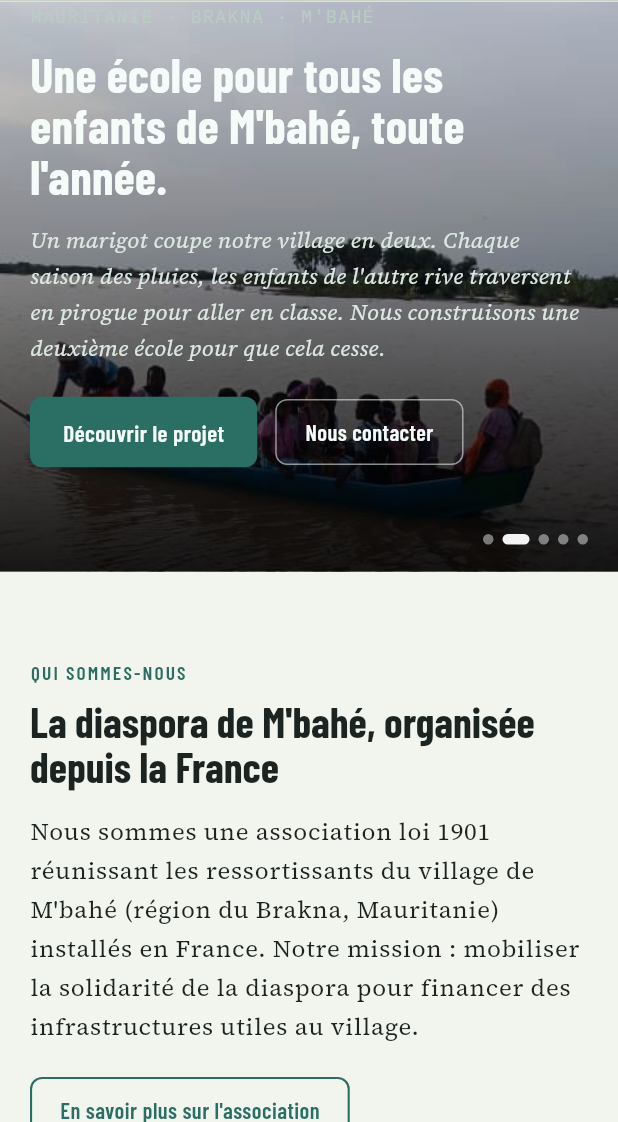
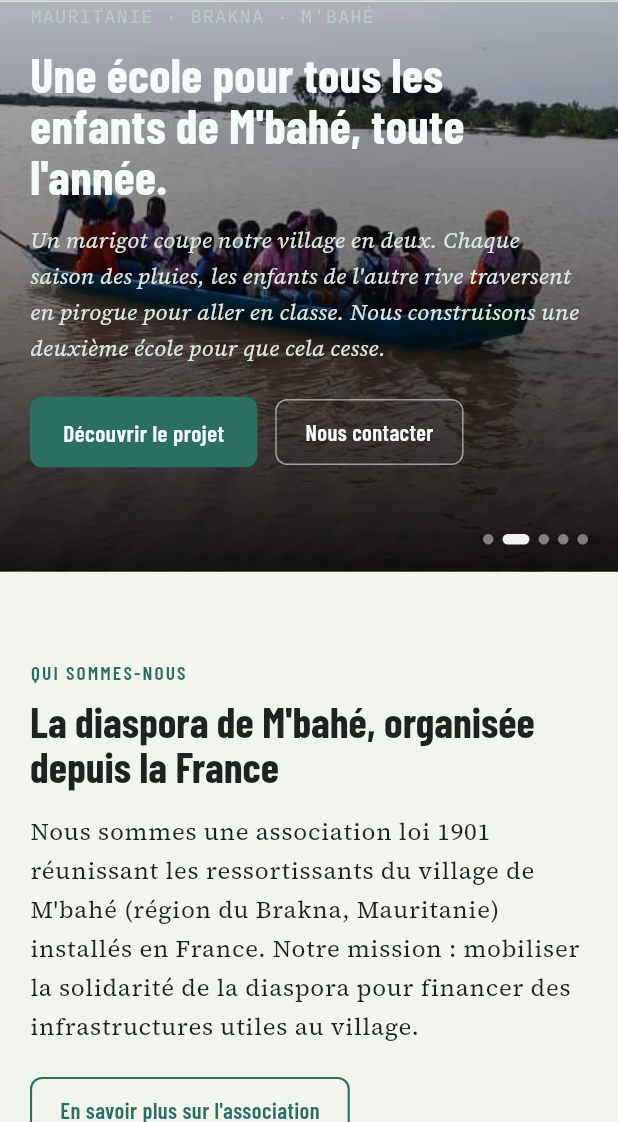
Before and after one commit to kawkumputer/ardm-site, a Flutter app: the screen it shows after launch, on a phone screen of 412 x 824 dp, the part 114-1236 px from its top. Run offline on Flutter 3.47's test engine with Material 3 defaults, Android fonts, the phone set to English and light mode, and no system bars; our stand-ins replace go_router, google_fonts.

Commit message:
Affine le cadrage des photos de pirogue dans le slider
Les valeurs precedentes (topCenter puis -0.4) ne fonctionnaient pas
sur la bannière tres large de l'accueil car le crop est plus severe
que sur les vignettes plus petites. Valeurs calculees par photo a
partir de la position reelle de la pirogue dans chaque image.

Co-Authored-By: Claude Sonnet 5 <noreply@anthropic.com>

```diff
--- a/lib/data/projects_data.dart
+++ b/lib/data/projects_data.dart
@@ -32,17 +32,17 @@ final List<Project> projects = [
       GalleryPhoto(
         asset: 'assets/images/pirogue-ecoliers.jpg',
         caption: 'La traversée quotidienne en pirogue pendant la saison des pluies.',
-        alignment: Alignment.topCenter,
+        alignment: const Alignment(0, -0.6),
       ),
       GalleryPhoto(
         asset: 'assets/images/pirogue-groupe.jpg',
         caption: 'Plusieurs enfants traversent ensemble, cartables sur le dos.',
-        alignment: Alignment.topCenter,
+        alignment: const Alignment(0, -0.56),
       ),
       GalleryPhoto(
         asset: 'assets/images/pirogue-rive.jpg',
         caption: 'La pirogue accoste près du village.',
-        alignment: Alignment.topCenter,
+        alignment: const Alignment(0, -0.68),
       ),
       GalleryPhoto(
         asset: 'assets/images/classe-garcons-saturee.jpg',
```
